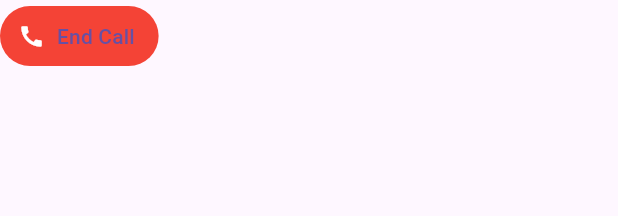
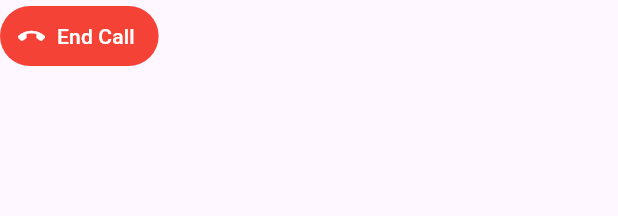
Before and after one commit to maxzeroedge/dial_zero, a Flutter app: the CallScreenButton widget shown alone on an empty page, opened directly, after a tap on "End Call", on a phone screen of 412 x 824 dp. Shown: the top 216 px of the screen. Run offline on Flutter 3.47's test engine with Material 3 defaults, Android fonts, the phone set to English and light mode, and no system bars; our stand-ins replace flutter_riverpod, go_router, riverpod_annotation; generated files the repository leaves out were written again.

Commit message:
Call Screen Refactor

```diff
--- a/lib/routes/call_screen_page.dart
+++ b/lib/routes/call_screen_page.dart
@@ -1,17 +1,27 @@
 import 'package:dial_zero/models/dialled_model.dart';
+import 'package:dial_zero/router.dart';
 import 'package:flutter/material.dart';
 import 'package:flutter_riverpod/flutter_riverpod.dart';
 
+enum DialerActions {
+  RECORD(label: "Record", icon: Icons.record_voice_over),
+  HOLD(label: "Hold", icon: Icons.pause),
+  ADD_CALL(label: "Add Call", icon: Icons.add_call),
+  MUTE(label: "Mute", icon: Icons.mic_off),
+  SWITCH_TO_VIDEO(label: "Video", icon: Icons.video_call),
+  AUDIO_SOURCE(label: "Speaker", icon: Icons.speaker),
+  END_CALL(label: "End Call", icon: Icons.call_end);
+
+  const DialerActions({
+    required this.label,
+    required this.icon
+  });
+
+  final String label;
+  final IconData icon;
+}
+
 class CallScreenPageWidget extends ConsumerWidget {
-
-  final List<String> buttons = [
-    "RECORD",
-    "HOLD",
-    "ADD_CALL",
-    "MUTE",
-    "SWITCH_TO_VIDEO",
-    "AUDIO_SOURCE"
-  ];
 
   Widget build(BuildContext context, WidgetRef ref) {
     String dialledNumber = ref.read(dialledProvider);
@@ -19,28 +29,54 @@ class CallScreenPageWidget extends ConsumerWidget {
       body: SafeArea(
         child: Column(
           children: [
-            Text(
-          dialledNumber,
-              style: TextStyle(
-                fontSize: 40.0
+            Expanded(
+              child: DialTargetWidget(dialledNumber: dialledNumber),
+            ),
+            Expanded(
+              child: GridView.count(
+                crossAxisCount: 3,
+                children: DialerActions.values
+                    .where((e)=>e != DialerActions.END_CALL)
+                    .map(
+                        (e) => CallScreenButton(type: e)
+                ).toList(),
               ),
             ),
-            GridView.count(
-              crossAxisCount: 3,
-              children: buttons.map(
-                  (e) => CallScreenButton(type: e)
-              ).toList(),
-            ),
-            Row(
-              mainAxisAlignment: MainAxisAlignment.center,
-              mainAxisSize: MainAxisSize.max,
-              children: [
-                CallScreenButton(type: "END_CALL")
-              ],
+            Container(
+              height: 70.0,
+              child: Row(
+                mainAxisAlignment: MainAxisAlignment.center,
+                mainAxisSize: MainAxisSize.max,
+                crossAxisAlignment: CrossAxisAlignment.center,
+                children: [
+                  CallScreenButton(type: DialerActions.END_CALL),
+                ],
+              ),
             )
           ],
         ),
       )
+    );
+  }
+}
+
+class DialTargetWidget extends StatelessWidget {
+  const DialTargetWidget({
+    super.key,
+    required this.dialledNumber,
+  });
+
+  final String dialledNumber;
+
+  @override
+  Widget build(BuildContext context) {
+    return Container(
+      child: Text(
+        dialledNumber,
+        style: TextStyle(
+            fontSize: 40.0
+        ),
+      ),
     );
   }
 }
@@ -51,59 +87,41 @@ class CallScreenButton extends ConsumerWidget {
     required this.type
   }): super(key: UniqueKey());
 
-  final String type;
+  final DialerActions type;
 
   Widget build(BuildContext context, WidgetRef ref) {
     switch(type) {
-      case "RECORD":
+      case DialerActions.END_CALL:
         return TextButton.icon(
-            onPressed: () {},
-            icon: Icon(Icons.record_voice_over),
-            label: Text("Record")
-        );
-      case "HOLD":
-        return TextButton.icon(
-            onPressed: () {},
-            icon: Icon(Icons.pause),
-            label: Text("Hold")
-        );
-      case "ADD_CALL":
-        return TextButton.icon(
-            onPressed: () {},
-            icon: Icon(Icons.add_call),
-            label: Text("Add Call")
-        );
-      case "MUTE":
-        return TextButton.icon(
-            onPressed: () {},
-            icon: Icon(Icons.mic_off),
-            label: Text("Mute")
-        );
-      case "SWITCH_TO_VIDEO":
-        return TextButton.icon(
-            onPressed: () {},
-            icon: Icon(Icons.video_call),
-            label: Text("Video")
-        );
-      case "AUDIO_SOURCE":
-        return TextButton.icon(
-            onPressed: () {},
-            icon: Icon(Icons.speaker),
-            label: Text("Speaker")
-        );
-      case "END_CALL":
-        return TextButton.icon(
-            onPressed: () {},
+            onPressed: () {
+              onPressedAction(type);
+            },
             style: ButtonStyle(
-              backgroundColor: MaterialStatePropertyAll(Colors.red),
-              iconColor: MaterialStatePropertyAll(Colors.white)
+              backgroundColor: WidgetStatePropertyAll(Colors.red),
+              iconColor: WidgetStatePropertyAll(Colors.white),
+              foregroundColor: WidgetStatePropertyAll(Colors.white)
             ),
-            icon: Icon(Icons.call),
-            label: Text("End Call")
+            icon: Icon(type.icon),
+            label: Text(type.label)
         );
       default:
-        return Container();
+        return TextButton.icon(
+            onPressed: () {
+              onPressedAction(type);
+            },
+            icon: Icon(type.icon),
+            label: Text(type.label)
+        );
     }
+  }
 
+  void onPressedAction(DialerActions action) {
+    switch (action) {
+      case DialerActions.END_CALL:
+        router.go("/");
+        break;
+      default:
+        print("No Action Registered");
+    }
   }
 }
```
